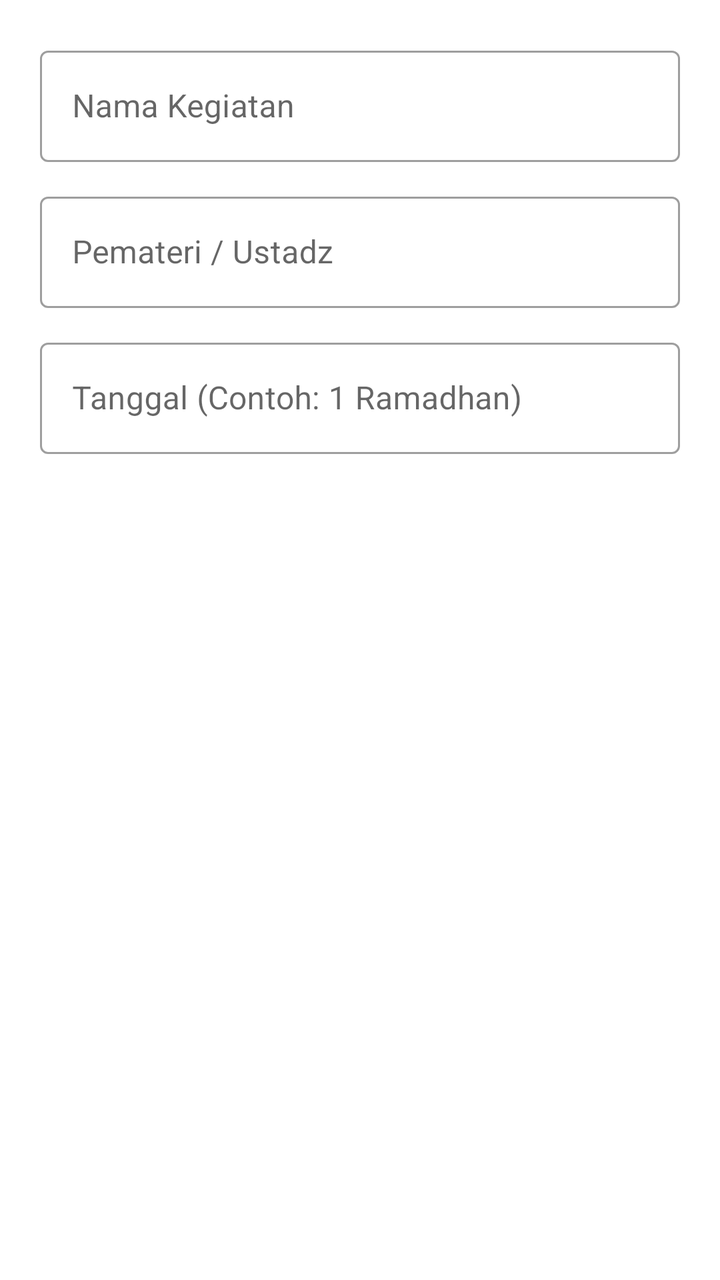
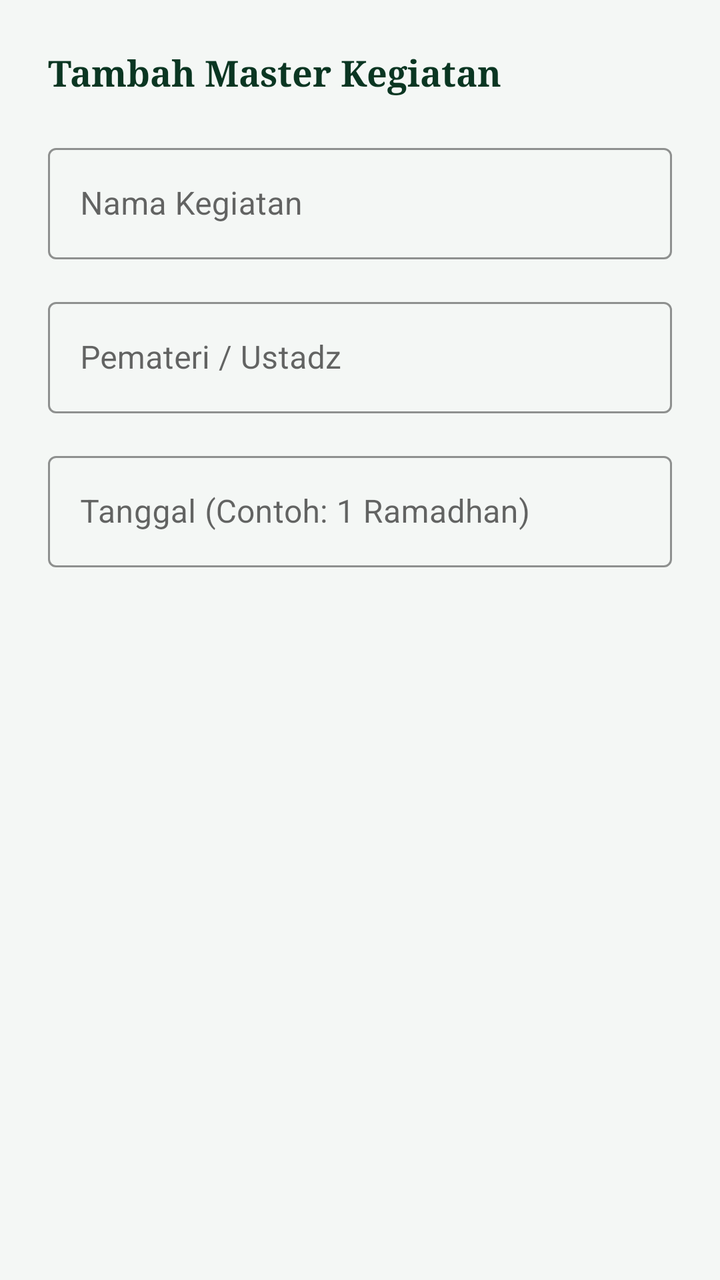

Compare the two renders of this Android layout. The source of the first and the diff that turns it into the second are given below.
<!-- AndroidManifest.xml: application theme Theme.RamadhanDigital -->
<!-- res/layout/dialog_add_master_kegiatan.xml -->
<?xml version="1.0" encoding="utf-8"?>
<LinearLayout xmlns:android="http://schemas.android.com/apk/res/android"
    xmlns:app="http://schemas.android.com/apk/res-auto"
    android:layout_width="match_parent"
    android:layout_height="wrap_content"
    android:orientation="vertical"
    android:padding="20dp">

    <com.google.android.material.textfield.TextInputLayout
        android:layout_width="match_parent"
        android:layout_height="wrap_content"
        android:hint="Nama Kegiatan"
        style="@style/Widget.MaterialComponents.TextInputLayout.OutlinedBox">

        <com.google.android.material.textfield.TextInputEditText
            android:id="@+id/etJudulMaster"
            android:layout_width="match_parent"
            android:layout_height="wrap_content"
            android:inputType="textCapWords" />
    </com.google.android.material.textfield.TextInputLayout>

    <com.google.android.material.textfield.TextInputLayout
        android:layout_width="match_parent"
        android:layout_height="wrap_content"
        android:layout_marginTop="12dp"
        android:hint="Pemateri / Ustadz"
        style="@style/Widget.MaterialComponents.TextInputLayout.OutlinedBox">

        <com.google.android.material.textfield.TextInputEditText
            android:id="@+id/etPemateriMaster"
            android:layout_width="match_parent"
            android:layout_height="wrap_content"
            android:inputType="textPersonName" />
    </com.google.android.material.textfield.TextInputLayout>

    <com.google.android.material.textfield.TextInputLayout
        android:layout_width="match_parent"
        android:layout_height="wrap_content"
        android:layout_marginTop="12dp"
        android:hint="Tanggal (Contoh: 1 Ramadhan)"
        style="@style/Widget.MaterialComponents.TextInputLayout.OutlinedBox">

        <com.google.android.material.textfield.TextInputEditText
            android:id="@+id/etTanggalMaster"
            android:layout_width="match_parent"
            android:layout_height="wrap_content"
            android:inputType="text" />
    </com.google.android.material.textfield.TextInputLayout>

</LinearLayout>
<!-- resources referenced by this layout -->
<resources>
  <style name="Theme.RamadhanDigital" parent="Theme.MaterialComponents.Light.NoActionBar">
  
          <item name="colorPrimary">#2E7D32</item>
          <item name="colorPrimaryVariant">#1B5E20</item>
          <item name="colorSecondary">#4CAF50</item>
  
          <item name="colorOnPrimary">@color/white</item>
          <item name="colorOnSecondary">@color/white</item>
  
          <item name="android:windowBackground">@android:color/white</item>
  
          <item name="android:statusBarColor">#2E7D32</item>
          <item name="android:navigationBarColor">@android:color/white</item>
  
          <item name="android:windowLightStatusBar">true</item>
  
          
          <item name="bottomNavigationStyle">@style/App.BottomNavigationView</item>
      </style>
  <color name="white">#FFFFFF</color>
  <style name="App.BottomNavigationView" parent="Widget.MaterialComponents.BottomNavigationView">
          <item name="itemActiveIndicatorStyle">@style/App.Custom.Indicator</item>
          <item name="itemTextAppearanceActive">@style/App.BottomNav.Text.Active</item>
          <item name="itemTextAppearanceInactive">@style/App.BottomNav.Text.Inactive</item>
      </style>
  <style name="App.Custom.Indicator" parent="Widget.Material3.BottomNavigationView.ActiveIndicator">
          
          <item name="android:color">#E8F5E9</item>
          <item name="android:width">60dp</item>
          <item name="android:height">40dp</item>
      </style>
  <style name="App.BottomNav.Text.Active" parent="TextAppearance.MaterialComponents.Caption">
          <item name="android:textStyle">bold</item>
          <item name="android:textSize">14sp</item>
      </style>
  <style name="App.BottomNav.Text.Inactive" parent="TextAppearance.MaterialComponents.Caption">
          <item name="android:textStyle">normal</item>
          <item name="android:textSize">12sp</item>
      </style>
</resources>

<!-- the commit's change to res/layout/dialog_add_master_kegiatan.xml (unified diff, before → after) -->
@@ -4,46 +4,68 @@
     android:layout_width="match_parent"
     android:layout_height="wrap_content"
     android:orientation="vertical"
-    android:padding="20dp">
+    android:padding="24dp">
+
+    <TextView
+        android:layout_width="match_parent"
+        android:layout_height="wrap_content"
+        android:text="Tambah Master Kegiatan"
+        android:textColor="@color/text_title"
+        android:textSize="18sp"
+        android:textStyle="bold"
+        android:fontFamily="serif"
+        android:layout_marginBottom="20dp" />
 
     <com.google.android.material.textfield.TextInputLayout
         android:layout_width="match_parent"
         android:layout_height="wrap_content"
         android:hint="Nama Kegiatan"
-        style="@style/Widget.MaterialComponents.TextInputLayout.OutlinedBox">
+        style="@style/Widget.MaterialComponents.TextInputLayout.OutlinedBox"
+        app:boxStrokeColor="@color/luxury_emerald"
+        app:hintTextColor="@color/luxury_emerald"
+        app:startIconTint="@color/luxury_emerald">
 
         <com.google.android.material.textfield.TextInputEditText
             android:id="@+id/etJudulMaster"
             android:layout_width="match_parent"
             android:layout_height="wrap_content"
+            android:textColor="@color/text_title"
             android:inputType="textCapWords" />
     </com.google.android.material.textfield.TextInputLayout>
 
     <com.google.android.material.textfield.TextInputLayout
         android:layout_width="match_parent"
         android:layout_height="wrap_content"
-        android:layout_marginTop="12dp"
+        android:layout_marginTop="16dp"
         android:hint="Pemateri / Ustadz"
-        style="@style/Widget.MaterialComponents.TextInputLayout.OutlinedBox">
+        style="@style/Widget.MaterialComponents.TextInputLayout.OutlinedBox"
+        app:boxStrokeColor="@color/luxury_emerald"
+        app:hintTextColor="@color/luxury_emerald"
+        app:startIconTint="@color/luxury_emerald">
 
         <com.google.android.material.textfield.TextInputEditText
             android:id="@+id/etPemateriMaster"
             android:layout_width="match_parent"
             android:layout_height="wrap_content"
+            android:textColor="@color/text_title"
             android:inputType="textPersonName" />
     </com.google.android.material.textfield.TextInputLayout>
 
     <com.google.android.material.textfield.TextInputLayout
         android:layout_width="match_parent"
         android:layout_height="wrap_content"
-        android:layout_marginTop="12dp"
+        android:layout_marginTop="16dp"
         android:hint="Tanggal (Contoh: 1 Ramadhan)"
-        style="@style/Widget.MaterialComponents.TextInputLayout.OutlinedBox">
+        style="@style/Widget.MaterialComponents.TextInputLayout.OutlinedBox"
+        app:boxStrokeColor="@color/luxury_emerald"
+        app:hintTextColor="@color/luxury_emerald"
+        app:startIconTint="@color/luxury_emerald">
 
         <com.google.android.material.textfield.TextInputEditText
             android:id="@+id/etTanggalMaster"
             android:layout_width="match_parent"
             android:layout_height="wrap_content"
+            android:textColor="@color/text_title"
             android:inputType="text" />
     </com.google.android.material.textfield.TextInputLayout>
 
<!-- resource entries referenced after the edit -->
@@ -1,43 +1,60 @@
 <!-- resources referenced by this layout -->
 <resources>
+  <color name="luxury_emerald">#0A3622</color>
+  <color name="text_title">#0A3622</color>
   <style name="Theme.RamadhanDigital" parent="Theme.MaterialComponents.Light.NoActionBar">
   
-          <item name="colorPrimary">#2E7D32</item>
-          <item name="colorPrimaryVariant">#1B5E20</item>
-          <item name="colorSecondary">#4CAF50</item>
+          
+          <item name="colorPrimary">@color/green_header</item>
+          <item name="colorPrimaryVariant">@color/green_status_bar</item>
+          <item name="colorSecondary">@color/gold_text</item>
   
           <item name="colorOnPrimary">@color/white</item>
           <item name="colorOnSecondary">@color/white</item>
   
-          <item name="android:windowBackground">@android:color/white</item>
-  
-          <item name="android:statusBarColor">#2E7D32</item>
-          <item name="android:navigationBarColor">@android:color/white</item>
-  
-          <item name="android:windowLightStatusBar">true</item>
+          
+          <item name="android:windowBackground">@color/app_background</item>
   
           
+          <item name="android:statusBarColor">@color/green_status_bar</item>
+          <item name="android:navigationBarColor">@color/white</item>
+  
+          
+          <item name="android:windowLightStatusBar">false</item>
+  
           <item name="bottomNavigationStyle">@style/App.BottomNavigationView</item>
       </style>
+  <color name="green_header">@color/luxury_emerald</color>
+  <color name="green_status_bar">@color/luxury_emerald</color>
+  <color name="gold_text">@color/gold_soft</color>
   <color name="white">#FFFFFF</color>
+  <color name="app_background">@color/luxury_bg</color>
   <style name="App.BottomNavigationView" parent="Widget.MaterialComponents.BottomNavigationView">
           <item name="itemActiveIndicatorStyle">@style/App.Custom.Indicator</item>
           <item name="itemTextAppearanceActive">@style/App.BottomNav.Text.Active</item>
           <item name="itemTextAppearanceInactive">@style/App.BottomNav.Text.Inactive</item>
+          <item name="itemIconTint">@color/bottom_nav_color_state</item>
+          <item name="itemTextColor">@color/bottom_nav_color_state</item>
+          <item name="backgroundTint">@color/white</item>
       </style>
+  <color name="gold_soft">#C5A059</color>
+  <color name="luxury_bg">#F4F7F5</color>
   <style name="App.Custom.Indicator" parent="Widget.Material3.BottomNavigationView.ActiveIndicator">
           
-          <item name="android:color">#E8F5E9</item>
+          <item name="android:color">@color/bottom_nav_indicator</item>
           <item name="android:width">60dp</item>
           <item name="android:height">40dp</item>
       </style>
   <style name="App.BottomNav.Text.Active" parent="TextAppearance.MaterialComponents.Caption">
           <item name="android:textStyle">bold</item>
           <item name="android:textSize">14sp</item>
+          <item name="android:fontFamily">serif</item>
       </style>
   <style name="App.BottomNav.Text.Inactive" parent="TextAppearance.MaterialComponents.Caption">
           <item name="android:textStyle">normal</item>
           <item name="android:textSize">12sp</item>
+          <item name="android:fontFamily">serif</item>
       </style>
+  <color name="bottom_nav_indicator">#1A0A3622</color>
 </resources>
 
